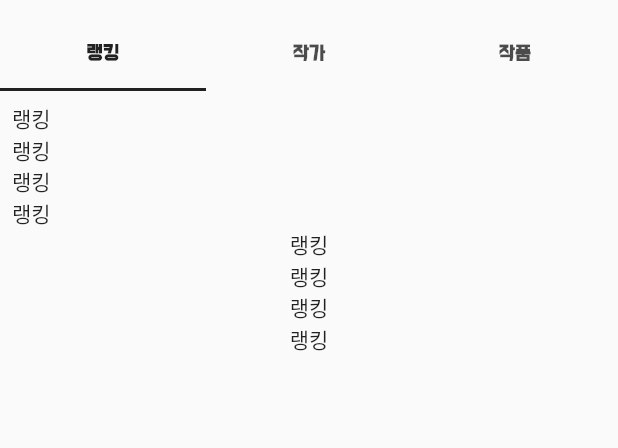
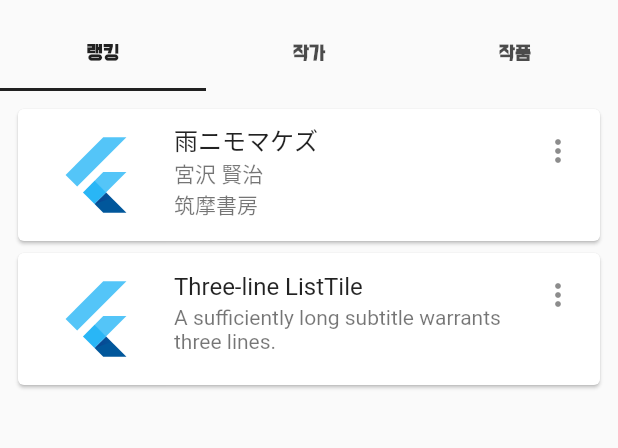
Before and after one commit to op7771/books, a Flutter app: the screen it shows after launch, on a phone screen of 412 x 824 dp, the part 65-513 px from its top. Run offline on Flutter 3.47's test engine with Material 2 defaults, Android fonts, the phone set to English and light mode, and no system bars; Roboto replaces fonts that are missing (SansJP).

```diff
--- a/lib/main.dart
+++ b/lib/main.dart
@@ -75,15 +75,29 @@ class ExplicitListConstructing extends StatelessWidget {
     return ListView(
       padding: const EdgeInsets.all(8),
       children: const [
-        Text('랭킹'),
-        Text('랭킹'),
-        Text('랭킹'),
-        Text('랭킹'),
-        Center(child: Text('랭킹')),
-        Center(child: Text('랭킹')),
-        Center(child: Text('랭킹')),
-        Center(child: Text('랭킹')),
-      ],
+        Card(
+          child: ListTile(
+            leading: FlutterLogo(size: 72.0),
+            title: Text('雨ニモマケズ'),
+            subtitle: Text(
+                '宮沢 賢治\n筑摩書房'
+            ),
+            trailing: Icon(Icons.more_vert),
+            isThreeLine: true,
+          ),
+        ),
+        Card(
+          child: ListTile(
+            leading: FlutterLogo(size: 72.0),
+            title: Text('Three-line ListTile'),
+            subtitle: Text(
+                'A sufficiently long subtitle warrants three lines.'
+            ),
+            trailing: Icon(Icons.more_vert),
+            isThreeLine: true,
+          ),
+        ),
+    ],
     );
   }
 }
```
